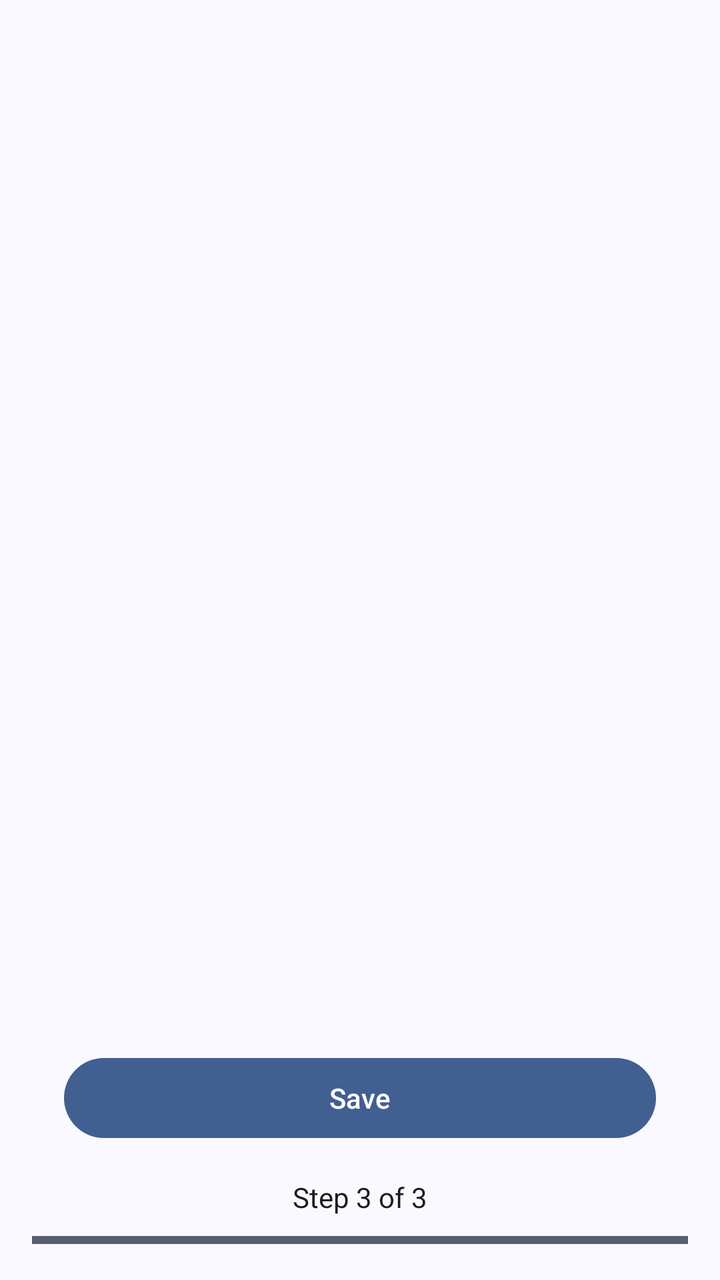
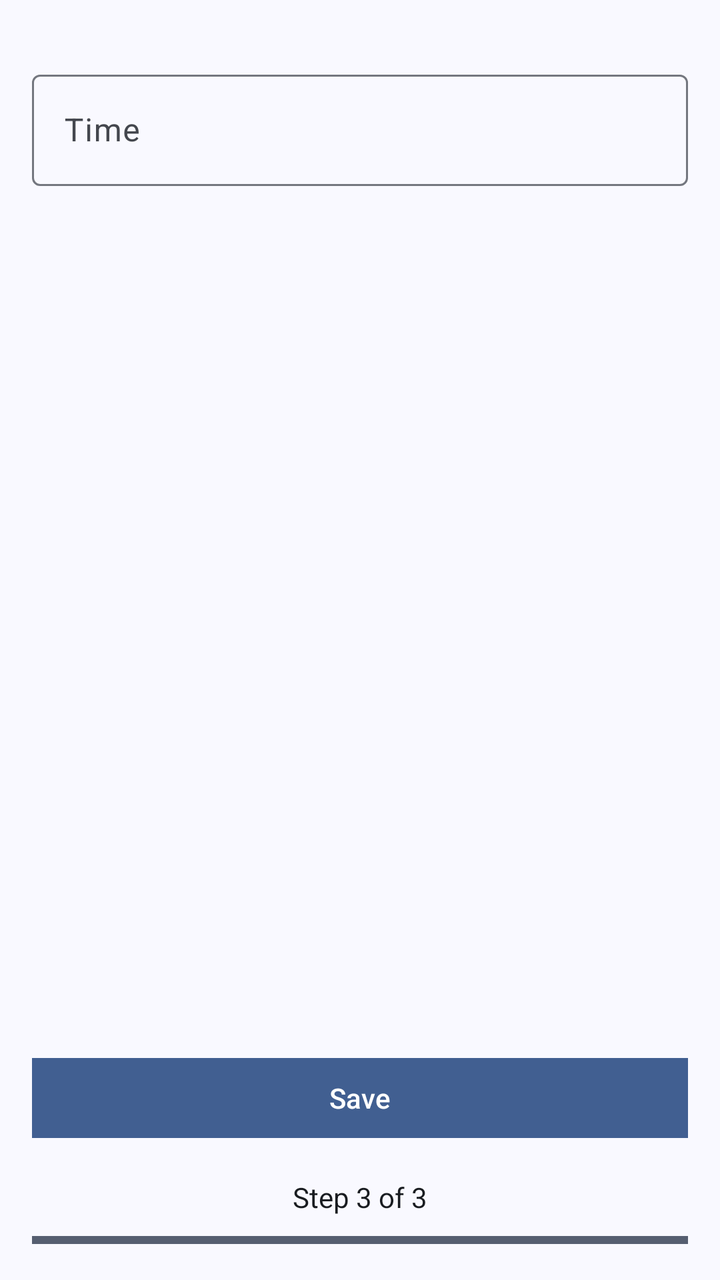

An Android layout rendered at two revisions. The XML below is the earlier revision; the diff shows what the commit changed to produce the second picture.
<!-- AndroidManifest.xml: application theme Theme.MobileHealthApplication -->
<!-- res/layout/fragment_add_medication_part3_schedule.xml -->
<?xml version="1.0" encoding="utf-8"?>
<LinearLayout
    xmlns:android="http://schemas.android.com/apk/res/android"
    xmlns:app="http://schemas.android.com/apk/res-auto"
    android:layout_width="match_parent"
    android:layout_height="match_parent"
    android:orientation="vertical"
    android:background="?attr/colorSurface">

    
    <ScrollView
        android:layout_width="match_parent"
        android:layout_height="0dp"
        android:layout_weight="1"
        android:contentDescription="@string/schedule_your_medication"
        android:fillViewport="true">

        <LinearLayout
            android:layout_width="match_parent"
            android:layout_height="wrap_content"
            android:orientation="vertical"
            android:padding="16dp">

            
            <LinearLayout
                android:id="@+id/dailyScheduleContainer"
                android:layout_width="match_parent"
                android:layout_height="wrap_content"
                android:orientation="vertical"
                android:visibility="gone">

                <com.google.android.material.textfield.TextInputLayout
                    style="@style/Widget.Material3.TextInputLayout.OutlinedBox"
                    android:layout_width="match_parent"
                    android:layout_height="wrap_content"
                    android:layout_marginTop="16dp"
                    android:hint="@string/time">

                    <com.google.android.material.textfield.TextInputEditText
                        android:id="@+id/dailyTimeInput"
                        android:layout_width="match_parent"
                        android:layout_height="wrap_content"
                        android:focusable="false"
                        android:inputType="none" />
                </com.google.android.material.textfield.TextInputLayout>


            </LinearLayout>



            <LinearLayout
                android:id="@+id/twiceDailyScheduleContainer"
                android:layout_width="match_parent"
                android:layout_height="wrap_content"
                android:orientation="vertical"
                android:visibility="gone"
                >

                <com.google.android.material.textview.MaterialTextView
                    android:id="@+id/first_time_intake"
                    android:layout_width="wrap_content"
                    android:layout_height="wrap_content"
                    android:text="First intake"
                    android:textColor="?attr/colorOnSurface"
                    android:textStyle="bold"
                    />

                <com.google.android.material.textfield.TextInputLayout
                    style="@style/Widget.Material3.TextInputLayout.OutlinedBox"
                    android:layout_width="match_parent"
                    android:layout_height="wrap_content"
                    android:layout_marginTop="16dp"
                    android:hint="@string/time">

                    <com.google.android.material.textfield.TextInputEditText
                        android:id="@+id/firstTimeInput"
                        android:layout_width="match_parent"
                        android:layout_height="wrap_content"
                        android:focusable="false"
                        android:inputType="none" />
                </com.google.android.material.textfield.TextInputLayout>

                <com.google.android.material.textview.MaterialTextView
                    android:id="@+id/second_time_intake"
                    android:layout_width="wrap_content"
                    android:layout_height="wrap_content"
                    android:text="Second intake"
                    android:textColor="?attr/colorOnSurface"
                    android:textStyle="bold"
                    />

                <com.google.android.material.textfield.TextInputLayout
                    style="@style/Widget.Material3.TextInputLayout.OutlinedBox"
                    android:layout_width="match_parent"
                    android:layout_height="wrap_content"
                    android:layout_marginTop="16dp"
                    android:hint="@string/time">

                    <com.google.android.material.textfield.TextInputEditText
                        android:id="@+id/secondTimeInput"
                        android:layout_width="match_parent"
                        android:layout_height="wrap_content"
                        android:focusable="false"
                        android:inputType="none" />
                </com.google.android.material.textfield.TextInputLayout>


            </LinearLayout>





            
            <LinearLayout
                android:id="@+id/weeklyScheduleContainer"
                android:layout_width="match_parent"
                android:layout_height="wrap_content"
                android:orientation="vertical"
                android:visibility="gone">

                <TextView
                    android:layout_width="wrap_content"
                    android:layout_height="wrap_content"
                    android:layout_marginTop="16dp"
                    android:text="@string/select_days"
                    android:textStyle="bold" />

                <com.google.android.material.chip.ChipGroup
                    android:id="@+id/daysChipGroup"
                    android:layout_width="match_parent"
                    android:layout_height="wrap_content"
                    android:layout_marginTop="8dp"
                    app:singleSelection="false">

                    <com.google.android.material.chip.Chip
                        android:id="@+id/mondayChip"
                        style="@style/Widget.Material3.Chip.Filter"
                        android:layout_width="wrap_content"
                        android:layout_height="wrap_content"
                        android:text="@string/mon" />

                    <com.google.android.material.chip.Chip
                        android:id="@+id/tuesdayChip"
                        style="@style/Widget.Material3.Chip.Filter"
                        android:layout_width="wrap_content"
                        android:layout_height="wrap_content"
                        android:text="@string/tues" />

                    <com.google.android.material.chip.Chip
                        android:id="@+id/wednesdayChip"
                        style="@style/Widget.Material3.Chip.Filter"
                        android:layout_width="wrap_content"
                        android:layout_height="wrap_content"
                        android:text="@string/wed" />

                    <com.google.android.material.chip.Chip
                        android:id="@+id/thursdayChip"
                        style="@style/Widget.Material3.Chip.Filter"
                        android:layout_width="wrap_content"
                        android:layout_height="wrap_content"
                        android:text="@string/thurs" />

                    <com.google.android.material.chip.Chip
                        android:id="@+id/fridayChip"
                        style="@style/Widget.Material3.Chip.Filter"
                        android:layout_width="wrap_content"
                        android:layout_height="wrap_content"
                        android:text="@string/fri" />

                    <com.google.android.material.chip.Chip
                        android:id="@+id/saturdayChip"
                        style="@style/Widget.Material3.Chip.Filter"
                        android:layout_width="wrap_content"
                        android:layout_height="wrap_content"
                        android:text="@string/sat" />

                    <com.google.android.material.chip.Chip
                        android:id="@+id/sundayChip"
                        style="@style/Widget.Material3.Chip.Filter"
                        android:layout_width="wrap_content"
                        android:layout_height="wrap_content"
                        android:text="@string/sun" />
                </com.google.android.material.chip.ChipGroup>

                <com.google.android.material.textfield.TextInputLayout
                    style="@style/Widget.Material3.TextInputLayout.OutlinedBox"
                    android:layout_width="match_parent"
                    android:layout_height="wrap_content"
                    android:layout_marginTop="16dp"
                    android:hint="@string/time">

                    <com.google.android.material.textfield.TextInputEditText
                        android:id="@+id/weeklyTimeInput"
                        android:layout_width="match_parent"
                        android:layout_height="wrap_content"
                        android:focusable="false"
                        android:inputType="none" />
                </com.google.android.material.textfield.TextInputLayout>
            </LinearLayout>

            
            <LinearLayout
                android:id="@+id/cyclicScheduleContainer"
                android:layout_width="match_parent"
                android:layout_height="wrap_content"
                android:orientation="vertical"
                android:visibility="gone">

                <com.google.android.material.textfield.TextInputLayout
                    style="@style/Widget.Material3.TextInputLayout.OutlinedBox"
                    android:layout_width="match_parent"
                    android:layout_height="wrap_content"
                    android:layout_marginTop="16dp"
                    android:hint="@string/days_to_take_medication">

                    <com.google.android.material.textfield.TextInputEditText
                        android:id="@+id/intakeDaysInput"
                        android:layout_width="match_parent"
                        android:layout_height="wrap_content"
                        android:inputType="number" />
                </com.google.android.material.textfield.TextInputLayout>

                <com.google.android.material.textfield.TextInputLayout
                    style="@style/Widget.Material3.TextInputLayout.OutlinedBox"
                    android:layout_width="match_parent"
                    android:layout_height="wrap_content"
                    android:layout_marginTop="16dp"
                    android:hint="@string/days_to_pause">

                    <com.google.android.material.textfield.TextInputEditText
                        android:id="@+id/pauseDaysInput"
                        android:layout_width="match_parent"
                        android:layout_height="wrap_content"
                        android:inputType="number" />
                </com.google.android.material.textfield.TextInputLayout>

                <com.google.android.material.textfield.TextInputLayout
                    style="@style/Widget.Material3.TextInputLayout.OutlinedBox"
                    android:layout_width="match_parent"
                    android:layout_height="wrap_content"
                    android:layout_marginTop="16dp"
                    android:hint="@string/time">

                    <com.google.android.material.textfield.TextInputEditText
                        android:id="@+id/cyclicTimeInput"
                        android:layout_width="match_parent"
                        android:layout_height="wrap_content"
                        android:focusable="false"
                        android:inputType="none" />
                </com.google.android.material.textfield.TextInputLayout>
            </LinearLayout>

            
            <LinearLayout
                android:id="@+id/onDemandContainer"
                android:layout_width="match_parent"
                android:layout_height="wrap_content"
                android:orientation="vertical"
                android:visibility="visible">

                <com.google.android.material.textfield.TextInputLayout
                    style="@style/Widget.Material3.TextInputLayout.OutlinedBox"
                    android:layout_width="match_parent"
                    android:layout_height="wrap_content"
                    android:layout_marginTop="16dp"
                    android:visibility="invisible"

                    android:hint="@string/maximum_doses_per_day_optional">

                    <com.google.android.material.textfield.TextInputEditText
                        android:id="@+id/maxDosesInput"
                        android:layout_width="match_parent"
                        android:layout_height="wrap_content"
                        android:inputType="number"
                        />
                </com.google.android.material.textfield.TextInputLayout>

                <com.google.android.material.textfield.TextInputLayout
                    style="@style/Widget.Material3.TextInputLayout.OutlinedBox"
                    android:layout_width="match_parent"
                    android:layout_height="wrap_content"
                    android:layout_marginTop="16dp"
                    android:visibility="invisible"

                    android:hint="@string/minimum_hours_between_doses_optional">

                    <com.google.android.material.textfield.TextInputEditText
                        android:id="@+id/minHoursBetweenInput"
                        android:layout_width="match_parent"
                        android:layout_height="wrap_content"
                        android:inputType="number"
                        />
                </com.google.android.material.textfield.TextInputLayout>
            </LinearLayout>

        </LinearLayout>
    </ScrollView>

    
    <LinearLayout
        android:layout_width="match_parent"
        android:layout_height="wrap_content"
        android:orientation="vertical"
        android:padding="16dp">

        <com.google.android.material.button.MaterialButton
            android:id="@+id/saveButton"
            android:layout_width="match_parent"
            android:contentDescription="@string/save"
            android:layout_height="wrap_content"
            android:layout_gravity="center"
            android:text="@string/save"
            android:layout_marginTop="24dp"
            android:layout_marginHorizontal="16dp"
            android:layout_marginBottom="16dp"
            />

        <TextView
            android:id="@+id/stepText"
            android:layout_width="wrap_content"
            android:layout_height="wrap_content"
            android:text="@string/step_3_of_3"
            android:textColor="?attr/colorOnSurface"
            android:layout_gravity="center"
            android:layout_marginBottom="8dp"/>

        <ProgressBar
            android:id="@+id/registrationProgress"
            style="@android:style/Widget.Material.ProgressBar.Horizontal"
            android:layout_width="match_parent"
            android:layout_height="8dp"
            android:progress="100"
            android:max="100"/>

    </LinearLayout>

</LinearLayout>
<!-- resources referenced by this layout -->
<resources>
  <string name="days_to_pause">Days to pause</string>
  <string name="days_to_take_medication">Days to take medication</string>
  <string name="fri">Fri</string>
  <string name="maximum_doses_per_day_optional">Maximum doses per day (optional)</string>
  <string name="minimum_hours_between_doses_optional">Minimum hours between doses (optional)</string>
  <string name="mon">Mon</string>
  <string name="sat">Sat</string>
  <string name="save">Save</string>
  <string name="schedule_your_medication">Schedule your medication</string>
  <string name="select_days">Select days</string>
  <string name="step_3_of_3">Step 3 of 3</string>
  <string name="sun">Sun</string>
  <string name="thurs">Thurs</string>
  <string name="time">Time</string>
  <string name="tues">Tues</string>
  <string name="wed">Wed</string>
  <color name="md_theme_primary">#415F91</color>
  <color name="md_theme_onPrimary">#FFFFFF</color>
  <color name="md_theme_primaryContainer">#D6E3FF</color>
  <color name="md_theme_onPrimaryContainer">#001B3E</color>
  <color name="md_theme_primaryFixed">#D6E3FF</color>
  <color name="md_theme_onPrimaryFixed">#001B3E</color>
  <color name="md_theme_primaryFixedDim">#AAC7FF</color>
  <color name="md_theme_onPrimaryFixedVariant">#284777</color>
  <color name="black">#FF000000</color>
  <color name="md_theme_secondary">#565F71</color>
  <color name="md_theme_onSecondary">#FFFFFF</color>
  <color name="md_theme_secondaryContainer">#DAE2F9</color>
  <color name="md_theme_onSecondaryContainer">#131C2B</color>
  <color name="md_theme_secondaryFixed">#DAE2F9</color>
  <color name="md_theme_onSecondaryFixed">#131C2B</color>
  <color name="md_theme_secondaryFixedDim">#BEC6DC</color>
  <color name="md_theme_onSecondaryFixedVariant">#3E4759</color>
  <color name="md_theme_tertiary">#705575</color>
  <color name="md_theme_onTertiary">#FFFFFF</color>
  <color name="md_theme_tertiaryContainer">#FAD8FD</color>
  <color name="md_theme_onTertiaryContainer">#28132E</color>
  <color name="md_theme_tertiaryFixed">#FAD8FD</color>
  <color name="md_theme_onTertiaryFixed">#28132E</color>
  <color name="md_theme_tertiaryFixedDim">#DDBCE0</color>
  <color name="md_theme_onTertiaryFixedVariant">#573E5C</color>
  <color name="md_theme_error">#BA1A1A</color>
  <color name="md_theme_onError">#FFFFFF</color>
  <color name="md_theme_errorContainer">#FFDAD6</color>
  <color name="md_theme_onErrorContainer">#410002</color>
  <style name="ThemeOverlay.App.BottomSheetDialog" parent="ThemeOverlay.Material3.BottomSheetDialog">
          <item name="android:navigationBarColor">@color/md_theme_background</item>
      </style>
  <color name="md_theme_background">#F9F9FF</color>
  <color name="md_theme_onBackground">#191C20</color>
  <color name="md_theme_surface">#F9F9FF</color>
  <color name="md_theme_onSurface">#191C20</color>
  <color name="md_theme_surfaceVariant">#E0E2EC</color>
  <color name="md_theme_onSurfaceVariant">#44474E</color>
  <color name="md_theme_surfaceContainerLowest">#FFFFFF</color>
  <color name="md_theme_surfaceContainerLow">#F3F3FA</color>
  <color name="md_theme_surfaceContainer">#EDEDF4</color>
  <color name="md_theme_surfaceContainerHigh">#E7E8EE</color>
  <color name="md_theme_surfaceContainerHighest">#E2E2E9</color>
  <color name="md_theme_outline">#74777F</color>
  <color name="md_theme_outlineVariant">#C4C6D0</color>
  <color name="md_theme_surfaceBright">#F9F9FF</color>
  <color name="md_theme_surfaceDim">#D9D9E0</color>
  <style name="Widget.App.Snackbar" parent="Widget.Material3.Snackbar">
          <item name="backgroundTint">?attr/colorSurface</item>
      </style>
  <style name="Widget.App.Snackbar.TextView" parent="Widget.Material3.Snackbar.TextView">
          <item name="android:textColor">?attr/colorOnSurface</item>
      </style>
  <!-- unchanged entries left out for length: 7 -->
</resources>

<!-- the commit's change to res/layout/fragment_add_medication_part3_schedule.xml (unified diff, before → after) -->
@@ -5,6 +5,7 @@
     android:layout_width="match_parent"
     android:layout_height="match_parent"
     android:orientation="vertical"
+    android:layout_gravity="center"
     android:background="?attr/colorSurface">
 
     
@@ -27,7 +28,7 @@
                 android:layout_width="match_parent"
                 android:layout_height="wrap_content"
                 android:orientation="vertical"
-                android:visibility="gone">
+                android:visibility="visible">
 
                 <com.google.android.material.textfield.TextInputLayout
                     style="@style/Widget.Material3.TextInputLayout.OutlinedBox"
@@ -61,7 +62,7 @@
                     android:id="@+id/first_time_intake"
                     android:layout_width="wrap_content"
                     android:layout_height="wrap_content"
-                    android:text="First intake"
+                    android:text="@string/first_intake"
                     android:textColor="?attr/colorOnSurface"
                     android:textStyle="bold"
                     />
@@ -85,7 +86,7 @@
                     android:id="@+id/second_time_intake"
                     android:layout_width="wrap_content"
                     android:layout_height="wrap_content"
-                    android:text="Second intake"
+                    android:text="@string/second_intake"
                     android:textColor="?attr/colorOnSurface"
                     android:textStyle="bold"
                     />
@@ -307,15 +308,14 @@
 
         <com.google.android.material.button.MaterialButton
             android:id="@+id/saveButton"
-            android:layout_width="match_parent"
-            android:contentDescription="@string/save"
+            android:layout_width="380dp"
             android:layout_height="wrap_content"
             android:layout_gravity="center"
-            android:text="@string/save"
+            android:layout_marginHorizontal="16dp"
             android:layout_marginTop="24dp"
-            android:layout_marginHorizontal="16dp"
             android:layout_marginBottom="16dp"
-            />
+            android:contentDescription="@string/save"
+            android:text="@string/save" />
 
         <TextView
             android:id="@+id/stepText"
<!-- resource entries referenced after the edit -->
@@ -2,6 +2,7 @@
 <resources>
   <string name="days_to_pause">Days to pause</string>
   <string name="days_to_take_medication">Days to take medication</string>
+  <string name="first_intake">First intake</string>
   <string name="fri">Fri</string>
   <string name="maximum_doses_per_day_optional">Maximum doses per day (optional)</string>
   <string name="minimum_hours_between_doses_optional">Minimum hours between doses (optional)</string>
@@ -9,6 +10,7 @@
   <string name="sat">Sat</string>
   <string name="save">Save</string>
   <string name="schedule_your_medication">Schedule your medication</string>
+  <string name="second_intake">Second intake</string>
   <string name="select_days">Select days</string>
   <string name="step_3_of_3">Step 3 of 3</string>
   <string name="sun">Sun</string>
